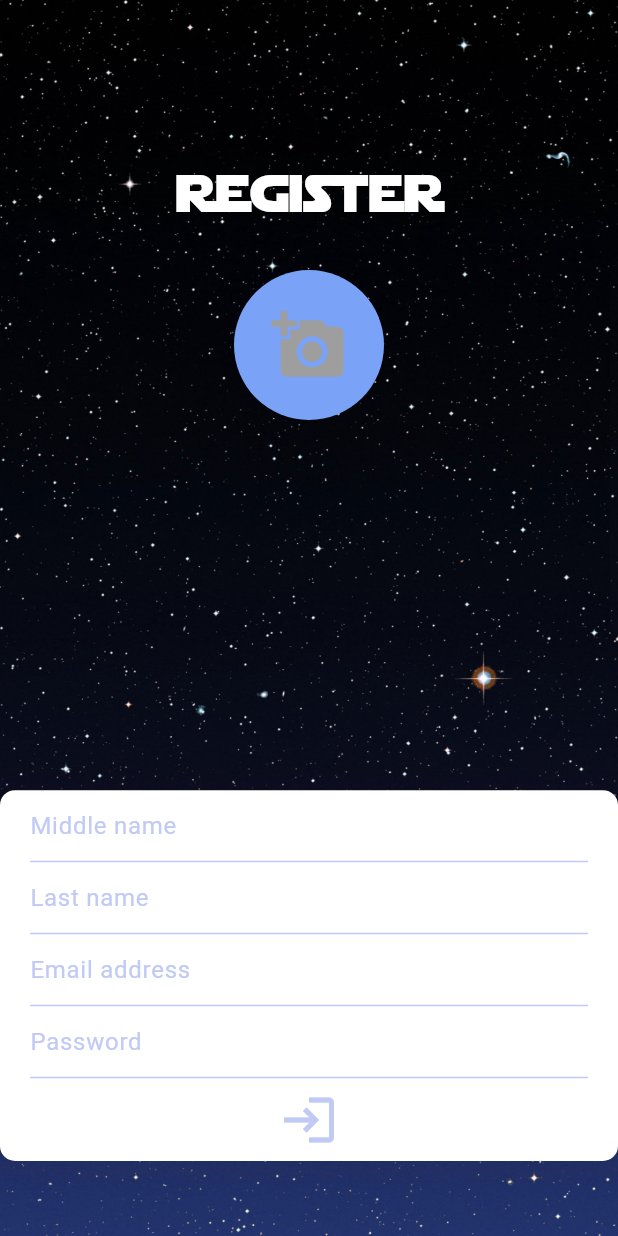
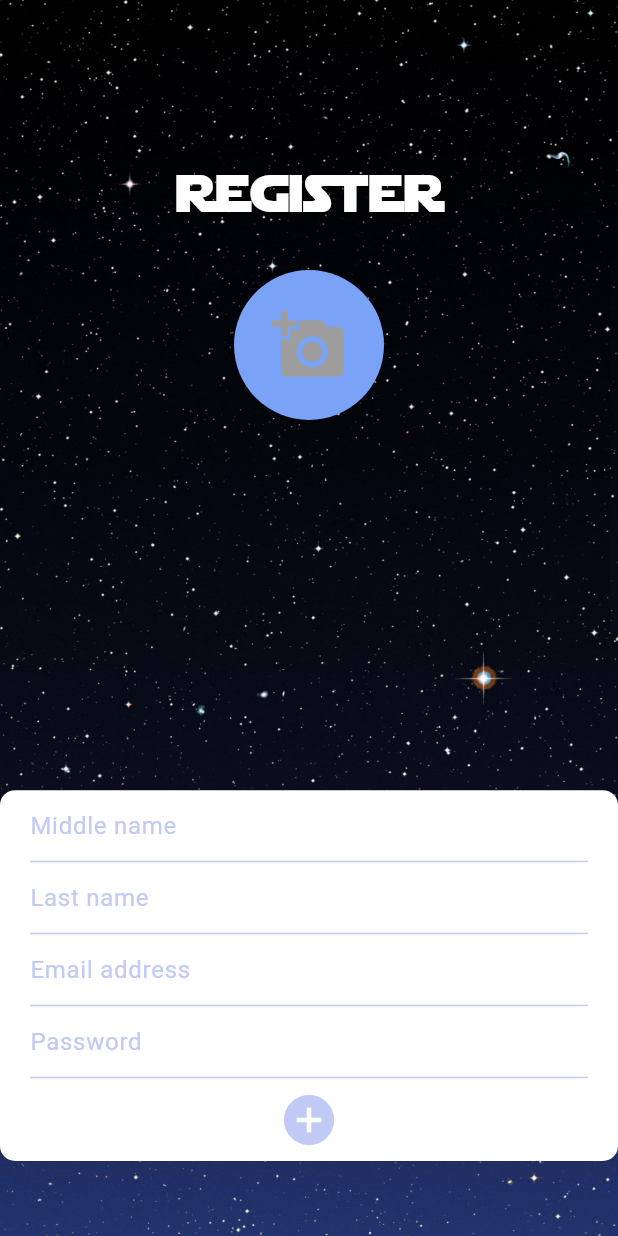
Before and after one commit to ivanMosquedaFTP/moviles, a Flutter app: the RegisterScreen screen opened by its route, scrolled down 48 dp, on a phone screen of 412 x 824 dp. Run offline on Flutter 3.47's test engine with Material 3 defaults, Android fonts, the phone set to English and light mode, and no system bars; our stand-ins replace dot_navigation_bar, image_picker, lottie, sqflite; accounts and stored records are empty.

Commit message:
fixed register button icon at registerScreen

```diff
--- a/pmsn20252/lib/screens/register_screen.dart
+++ b/pmsn20252/lib/screens/register_screen.dart
@@ -225,7 +225,7 @@ class _RegisterScreenState extends State<RegisterScreen> {
                             );
                           }
                         },
-                        icon: Icon(Icons.login, size: 40),
+                        icon: Icon(Icons.add_circle, size: 40),
                       ),
                     ],
                   ),
```
